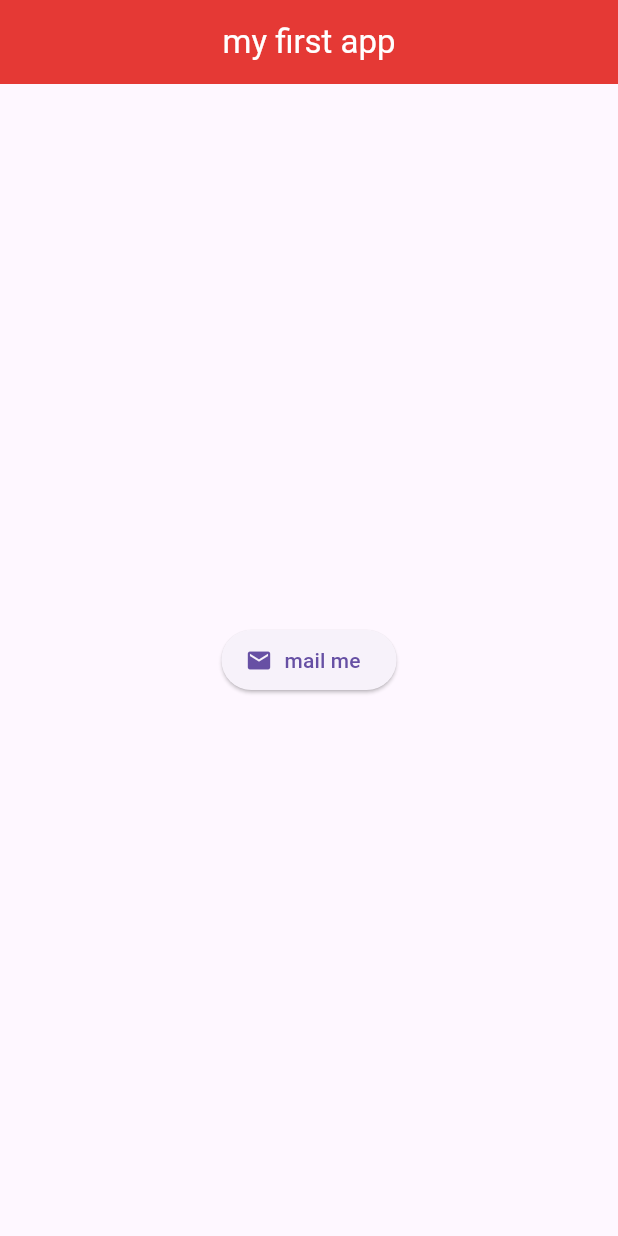
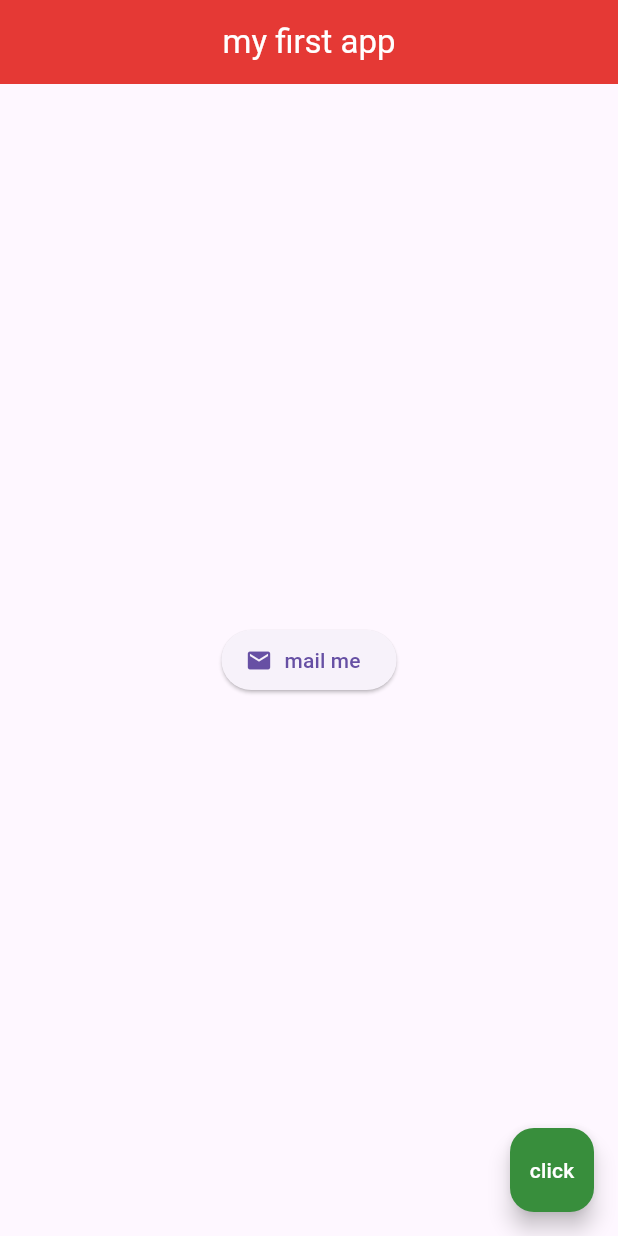
Before and after one commit to GoochiDev/test, a Flutter app: the screen it shows after launch, on a phone screen of 412 x 824 dp. Run offline on Flutter 3.47's test engine with Material 3 defaults, Android fonts, the phone set to English and light mode, and no system bars.

Commit message:
chore: pub update

```diff
--- a/lib/goochi.dart
+++ b/lib/goochi.dart
@@ -24,10 +24,20 @@ class Home extends StatelessWidget {
       Icons.mail
       ),
       label: Text('mail me'),
-    ),
+    style: ButtonStyle(
 
     )
-);
+    )),
+    floatingActionButton: FloatingActionButton(
+    onPressed: () {  },
+backgroundColor: Colors.green[700],
+child: const Text('click',
+style: TextStyle(
+color: Colors.white,
+),
+),
+),
+    );
 
   }
 }
```
